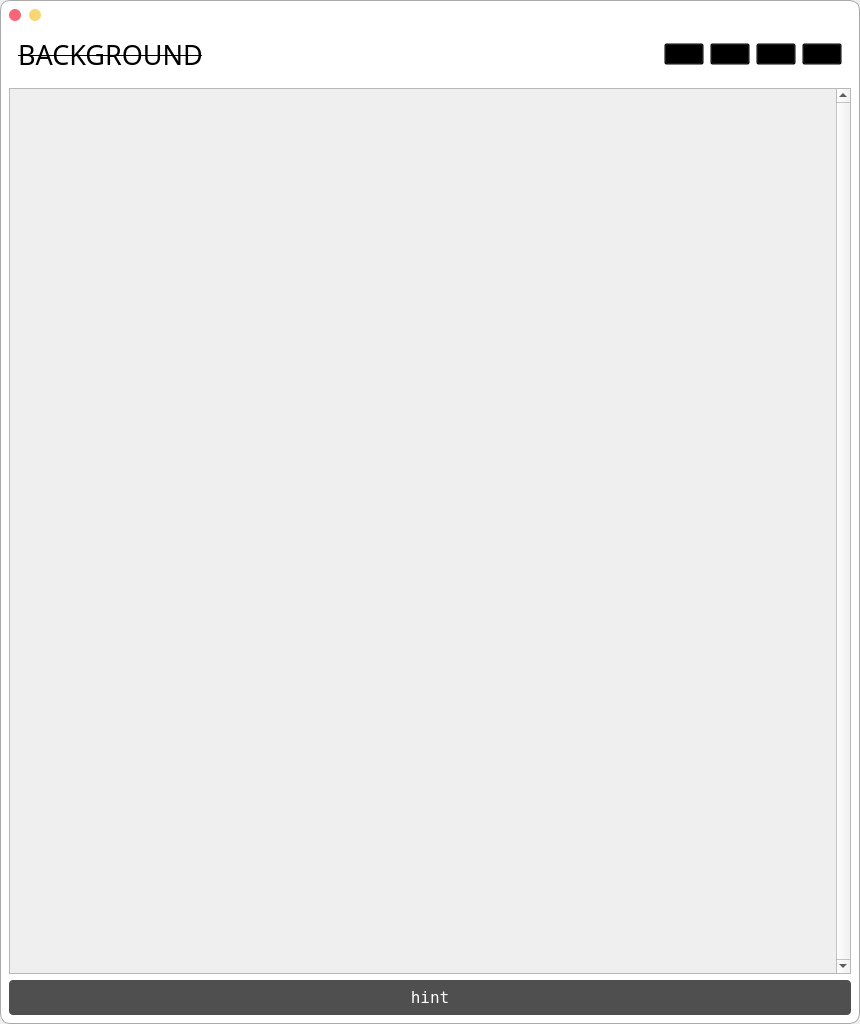
First picture: the form in resource/main_window.ui, repository moiling/PortraitMatting-PyQt, before the edit.
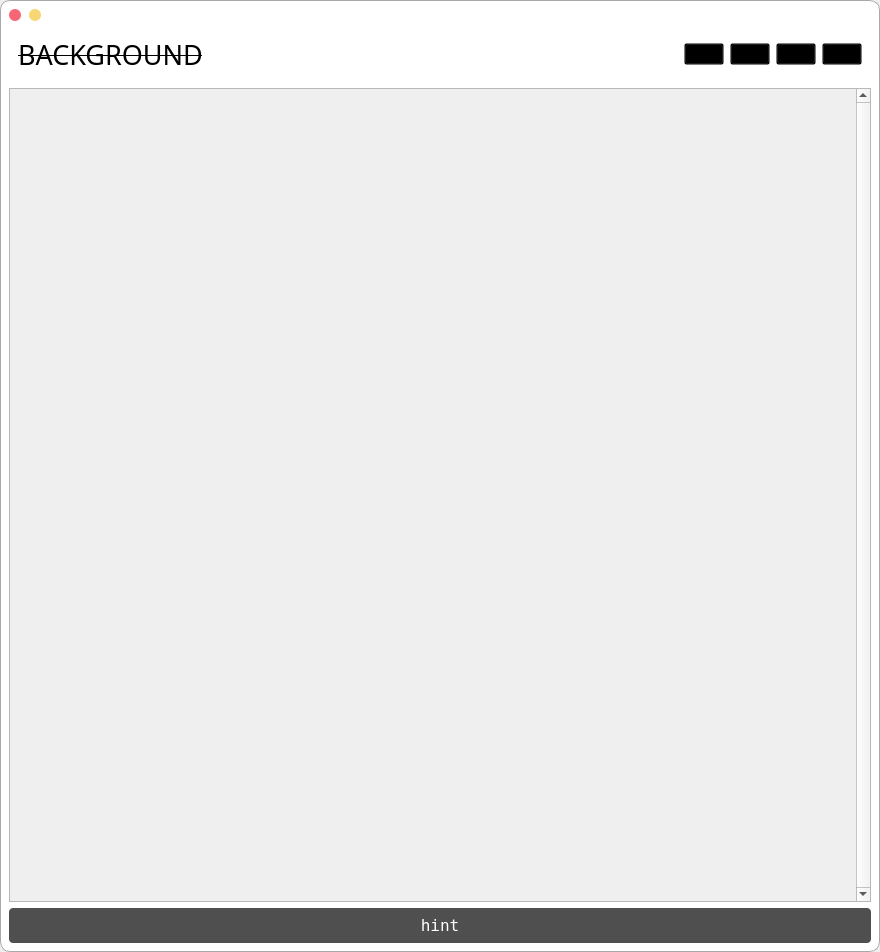
Second picture: the form after the edit. Icons and pictures are not drawn.

What changed in the file:
```diff
--- a/resource/main_window.ui
+++ b/resource/main_window.ui
@@ -6,8 +6,8 @@
    <rect>
     <x>0</x>
     <y>0</y>
-    <width>860</width>
-    <height>1024</height>
+    <width>880</width>
+    <height>952</height>
    </rect>
   </property>
   <property name="windowTitle">
@@ -277,22 +277,6 @@
          <property name="styleSheet">
           <string notr="true">QPushButton{
 background:transparent;
-}
-QPushButton:hover{
-color:rgb(71,186,204);
-background:transparent;
-}
-QPushButton:pressed{
-color:white;
-background-color:rgb(71,186,204);
-}
-QPushButton:!enabled
-{
-color:rgb(130,130,130);
-}
-QPushButton:focus {
-color:black;
-background-color:white;
 }</string>
          </property>
          <property name="text">
@@ -322,7 +306,7 @@
         <rect>
          <x>0</x>
          <y>0</y>
-         <width>823</width>
+         <width>843</width>
          <height>18</height>
         </rect>
        </property>
```
Left out of the diff: 4 changed lines with no effect on the pictures.
